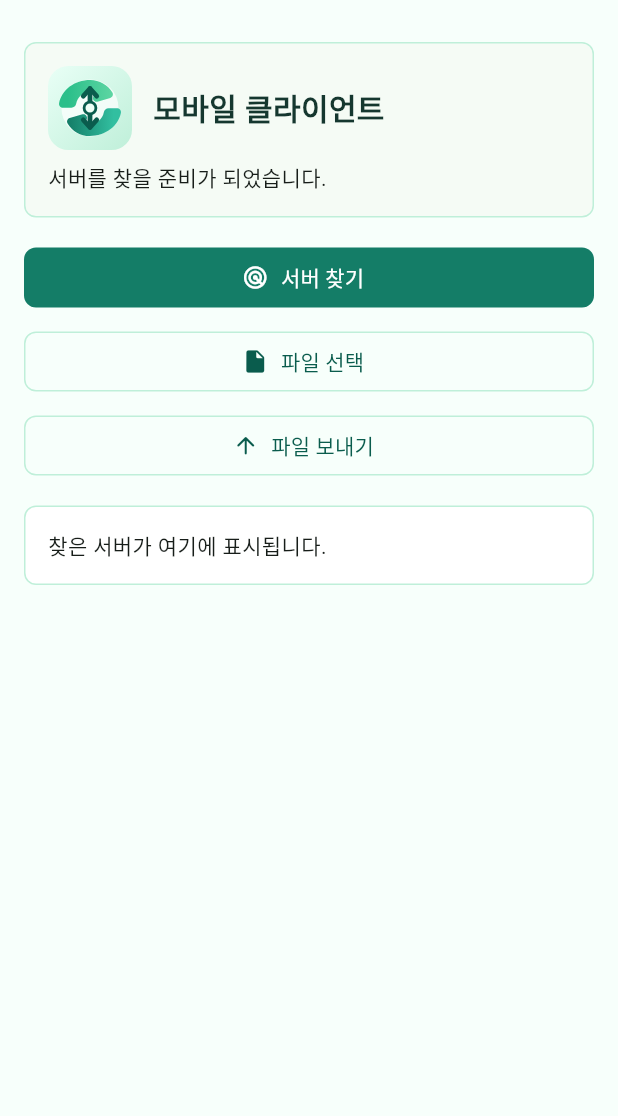
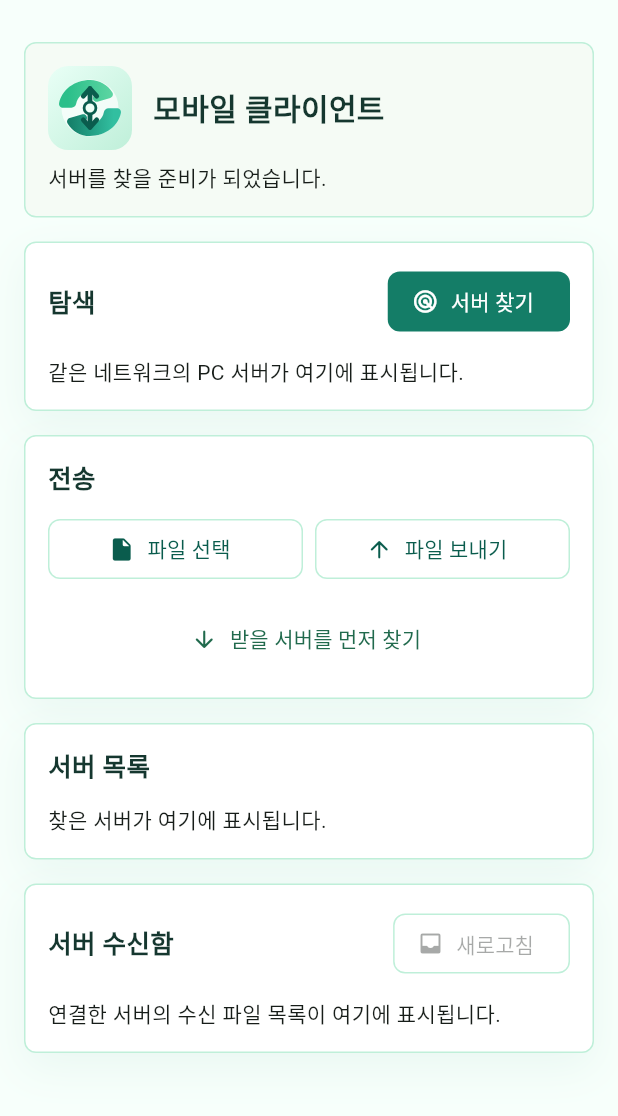
Before and after one commit to heatbang9/OpenFileTransferMobile, a Flutter app: the screen it shows after launch, on a phone screen of 412 x 824 dp, the part 66-1182 px from its top. Run offline on Flutter 3.47's test engine with Material 3 defaults, Android fonts, the phone set to English and light mode, and no system bars.

Commit message:
Align mobile UI and docs with brand concept

```diff
--- a/lib/main.dart
+++ b/lib/main.dart
@@ -80,13 +80,19 @@ class _DeviceDiscoveryPageState extends State<DeviceDiscoveryPage> {
           children: [
             _StatusPanel(status: _status),
             const SizedBox(height: 16),
-            _ActionPanel(
+            _DiscoveryPanel(
+              onDiscover: () => _markPending('SSDP 탐색 구현 대기 중'),
+            ),
+            const SizedBox(height: 16),
+            _TransferPanel(
               onDiscover: () => _markPending('SSDP 탐색 구현 대기 중'),
               onPickFile: () => _markPending('파일 선택 구현 대기 중'),
               onSend: () => _markPending('gRPC 전송 구현 대기 중'),
             ),
             const SizedBox(height: 16),
             const _DeviceListPanel(),
+            const SizedBox(height: 16),
+            const _InboxPanel(),
           ],
         ),
       ),
@@ -138,8 +144,27 @@ class _StatusPanel extends StatelessWidget {
   }
 }
 
-class _ActionPanel extends StatelessWidget {
-  const _ActionPanel({
+class _DiscoveryPanel extends StatelessWidget {
+  const _DiscoveryPanel({required this.onDiscover});
+
+  final VoidCallback onDiscover;
+
+  @override
+  Widget build(BuildContext context) {
+    return _BrandedPanel(
+      title: '탐색',
+      trailing: FilledButton.icon(
+        onPressed: onDiscover,
+        icon: const Icon(Icons.radar_rounded),
+        label: const Text('서버 찾기'),
+      ),
+      child: const Text('같은 네트워크의 PC 서버가 여기에 표시됩니다.'),
+    );
+  }
+}
+
+class _TransferPanel extends StatelessWidget {
+  const _TransferPanel({
     required this.onDiscover,
     required this.onPickFile,
     required this.onSend,
@@ -151,27 +176,38 @@ class _ActionPanel extends StatelessWidget {
 
   @override
   Widget build(BuildContext context) {
-    return Column(
+    return _BrandedPanel(
+      title: '전송',
+      child: Column(
         crossAxisAlignment: CrossAxisAlignment.stretch,
         children: [
-        FilledButton.icon(
-          onPressed: onDiscover,
-          icon: const Icon(Icons.radar_rounded),
-          label: const Text('서버 찾기'),
-        ),
-        const SizedBox(height: 8),
-        OutlinedButton.icon(
+          Row(
+            children: [
+              Expanded(
+                child: OutlinedButton.icon(
                   onPressed: onPickFile,
                   icon: const Icon(Icons.insert_drive_file_rounded),
                   label: const Text('파일 선택'),
                 ),
-        const SizedBox(height: 8),
-        OutlinedButton.icon(
+              ),
+              const SizedBox(width: 8),
+              Expanded(
+                child: OutlinedButton.icon(
                   onPressed: onSend,
                   icon: Icon(iconForTransferDirection(true)),
                   label: const Text('파일 보내기'),
                 ),
+              ),
             ],
+          ),
+          const SizedBox(height: 12),
+          TextButton.icon(
+            onPressed: onDiscover,
+            icon: Icon(iconForTransferDirection(false)),
+            label: const Text('받을 서버를 먼저 찾기'),
+          ),
+        ],
+      ),
     );
   }
 }
@@ -181,15 +217,80 @@ class _DeviceListPanel extends StatelessWidget {
 
   @override
   Widget build(BuildContext context) {
+    return const _BrandedPanel(
+      title: '서버 목록',
+      child: Text('찾은 서버가 여기에 표시됩니다.'),
+    );
+  }
+}
+
+class _InboxPanel extends StatelessWidget {
+  const _InboxPanel();
+
+  @override
+  Widget build(BuildContext context) {
+    return _BrandedPanel(
+      title: '서버 수신함',
+      trailing: OutlinedButton.icon(
+        onPressed: null,
+        icon: const Icon(Icons.inbox_rounded),
+        label: const Text('새로고침'),
+      ),
+      child: const Text('연결한 서버의 수신 파일 목록이 여기에 표시됩니다.'),
+    );
+  }
+}
+
+class _BrandedPanel extends StatelessWidget {
+  const _BrandedPanel({
+    required this.title,
+    required this.child,
+    this.trailing,
+  });
+
+  final String title;
+  final Widget child;
+  final Widget? trailing;
+
+  @override
+  Widget build(BuildContext context) {
     return DecoratedBox(
       decoration: BoxDecoration(
         color: Colors.white,
         border: Border.all(color: OpenFileTransferColors.mint300),
         borderRadius: BorderRadius.circular(8),
+        boxShadow: [
+          BoxShadow(
+            color: OpenFileTransferColors.teal700.withValues(alpha: 0.06),
+            blurRadius: 24,
+            offset: const Offset(0, 10),
           ),
-      child: const Padding(
-        padding: EdgeInsets.all(16),
-        child: Text('찾은 서버가 여기에 표시됩니다.'),
+        ],
+      ),
+      child: Padding(
+        padding: const EdgeInsets.all(16),
+        child: Column(
+          crossAxisAlignment: CrossAxisAlignment.stretch,
+          children: [
+            Row(
+              children: [
+                Expanded(
+                  child: Text(
+                    title,
+                    style: const TextStyle(
+                      color: OpenFileTransferColors.ink,
+                      fontSize: 17,
+                      fontWeight: FontWeight.w700,
+                    ),
+                  ),
+                ),
+                if (trailing != null) trailing!,
+              ],
+            ),
+            const SizedBox(height: 12),
+            child,
+          ],
+        ),
       ),
     );
   }
```
Also changed, not shown: 2 other files. Lines whose indentation alone changed are shown as unchanged.
